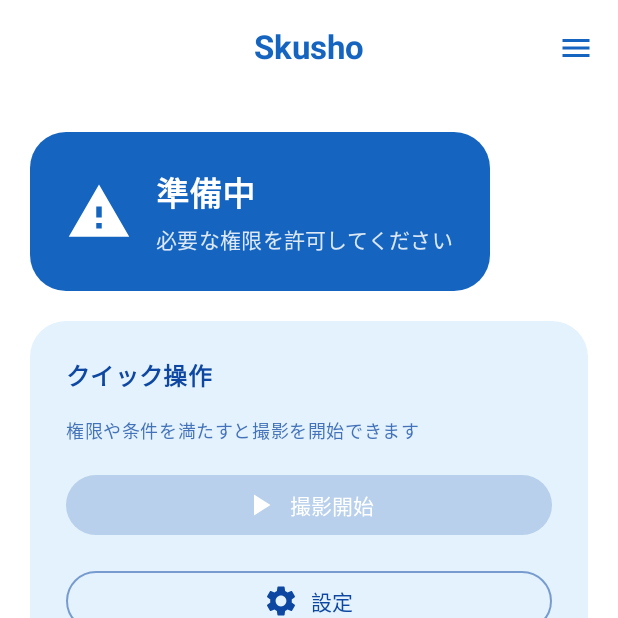
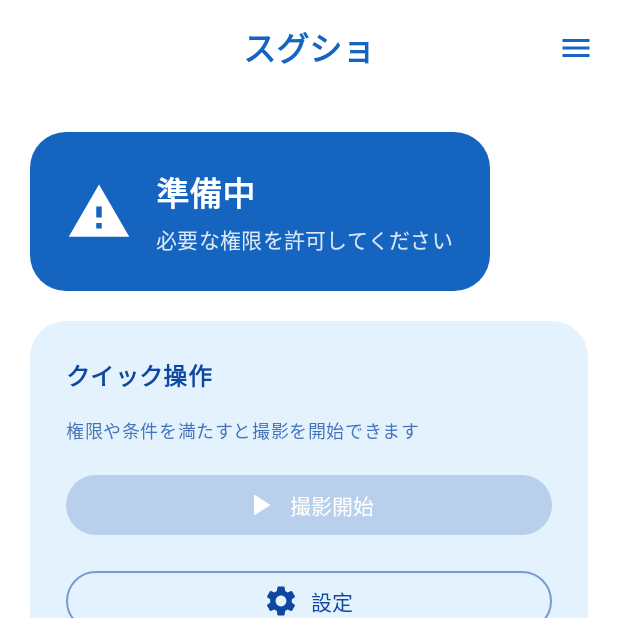
Before and after one commit to 3balljugglerYu/Skusho, an Android app built with Jetpack Compose: the HomeScreen screen opened through its navigation route, on a phone screen of 412 x 824 dp, the top half of it. Run offline under Robolectric (Android 15) with nearby library versions, the phone set to English and light mode, and no system bars; our stand-ins replace AdMob, Dagger/Hilt's generated code; libraries missing offline, so code that uses them is left out: com.google.firebase.remoteconfig; 8 statements that could not run were skipped.

Commit message:
アプリ名を変更

```diff
--- a/app/src/main/java/com/yuhproducts/skusho/ui/onboarding/OnboardingScreen.kt
+++ b/app/src/main/java/com/yuhproducts/skusho/ui/onboarding/OnboardingScreen.kt
@@ -276,7 +276,7 @@
         )
         Spacer(modifier = Modifier.height(24.dp))
         Text(
-            text = "スグショ へようこそ",
+            text = "スグショへようこそ",
             style = MaterialTheme.typography.headlineLarge,
             color = PrimaryBlue,
             textAlign = TextAlign.Center
--- a/app/src/main/res/values/strings.xml
+++ b/app/src/main/res/values/strings.xml
@@ -1,5 +1,5 @@
 <resources>
-    <string name="app_name">Skusho</string>
+    <string name="app_name">スグショ</string>
     <string name="capture_screenshot">スクリーンショットを撮影</string>
     <string name="start_capture">撮影開始</string>
     <string name="stop_capture">撮影停止</string>
@@ -17,7 +17,7 @@
     <string name="unlock_loading">広告を読み込み中...</string>
     <string name="unlock_loading_message">広告を読み込み中です。しばらくしてから再度お試しください。</string>
     <string name="unlock_active_button_text">撮影解放中は視聴不要です</string>
-    <string name="onboarding_title">Skushoへようこそ</string>
+    <string name="onboarding_title">スグショへようこそ</string>
     <string name="onboarding_description">他のアプリを使用中でも、画面端の撮影ボタンをタップしてスクリーンショットを撮影できます。</string>
     <string name="onboarding_privacy">プライバシーについて</string>
     <string name="onboarding_privacy_description">このアプリはユーザーが明示的にボタンをタップした時のみスクリーンショットを撮影します。撮影した画像は端末のPictures/Screenshotsフォルダに保存され、外部へ送信されることはありません。</string>
--- a/settings.gradle.kts
+++ b/settings.gradle.kts
@@ -19,5 +19,5 @@
     }
 }
 
-rootProject.name = "Skusho"
+rootProject.name = "スグショ"
 include(":app")
```
